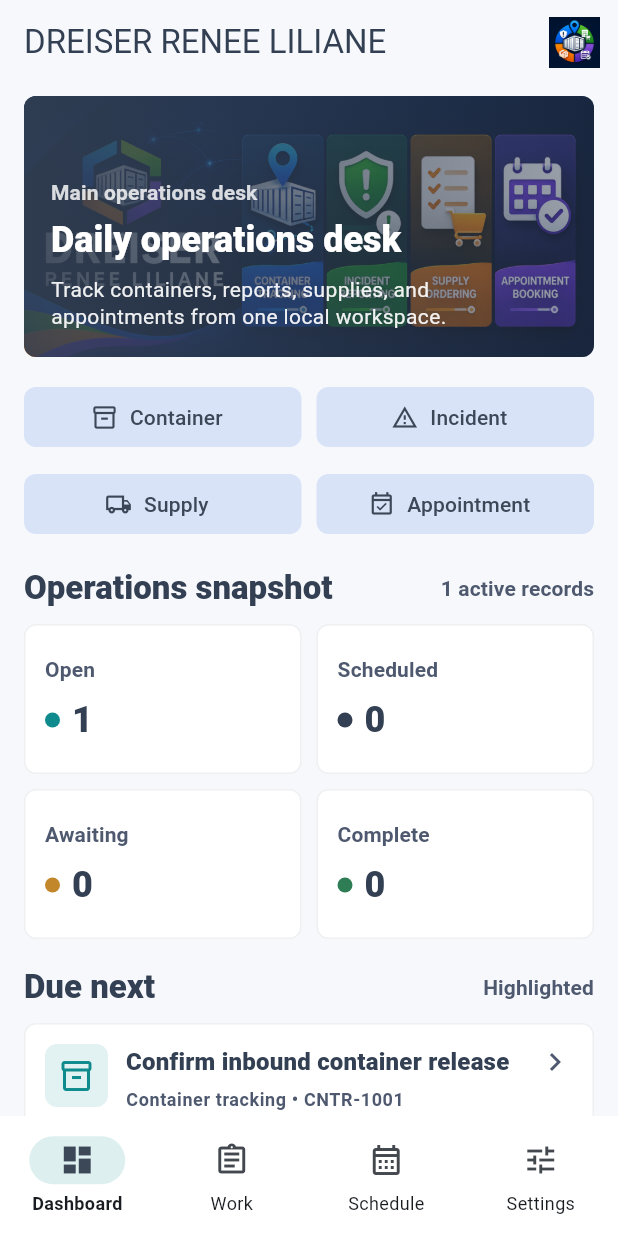
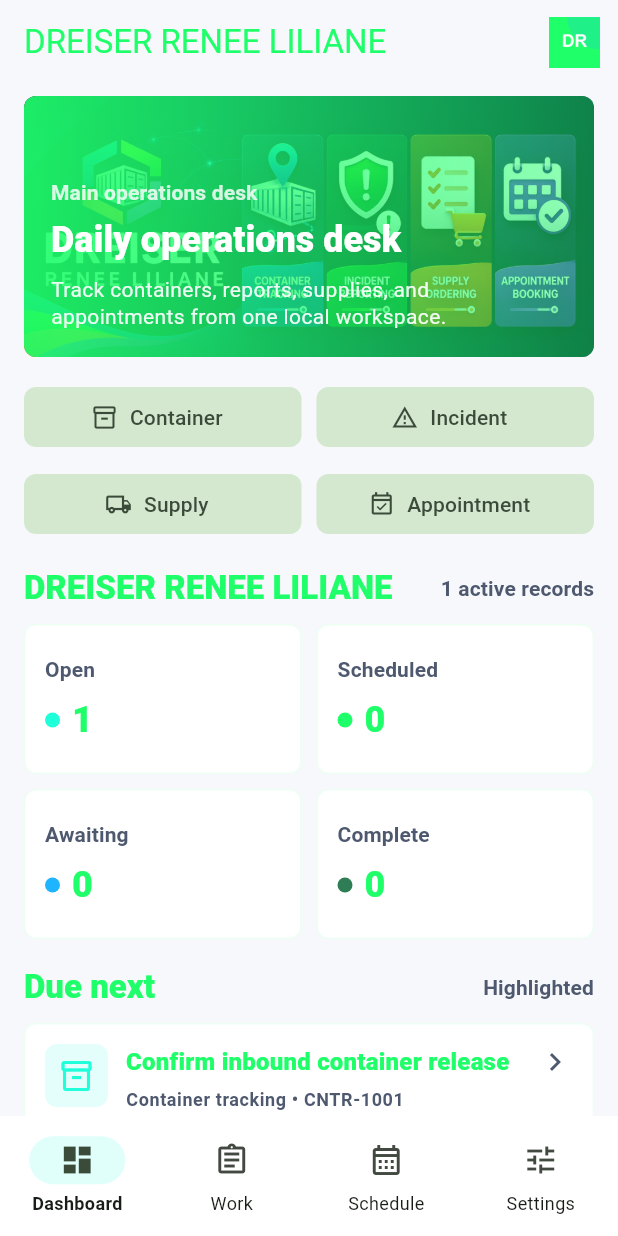
Before and after one commit to EOOrga/68d9d1091299230338db4bbd, a Flutter app: the screen it shows after launch, on a phone screen of 412 x 824 dp. Run offline on Flutter 3.47's test engine with Material 3 defaults, Android fonts, the phone set to English and light mode, and no system bars; our stand-ins replace shared_preferences.

Commit message:
Create Flutter variant com.doudeser.dreiser_ops

```diff
--- a/lib/main.dart
+++ b/lib/main.dart
@@ -9,10 +9,10 @@
 const supportEmail = 'support@dreiser-renee-liliane.com';
 const _screenshotMode = bool.fromEnvironment('SCREENSHOT_MODE');
 
-const _ink = Color(0xFF334053);
+const _ink = Color(0xFF1FFF6A);
 const _steel = Color(0xFF4E596F);
-const _teal = Color(0xFF0F8B8D);
-const _amber = Color(0xFFC2872B);
+const _teal = Color(0xFF1FFFDA);
+const _amber = Color(0xFF1FB4FF);
 const _paper = Color(0xFFF6F8FB);
 const _mist = Color(0xFFE7EDF3);
 
@@ -587,7 +587,7 @@
         ),
         const SizedBox(height: 18),
         _SectionHeader(
-          title: 'Operations snapshot',
+          title: 'DREISER RENEE LILIANE',
           actionLabel: '${state.items.length} active records',
         ),
         const SizedBox(height: 10),
--- a/pubspec.yaml
+++ b/pubspec.yaml
@@ -21,6 +21,8 @@
   android: true
   ios: false
   image_path: "docs/icon.png"
+  adaptive_icon_foreground: docs/icon.png
+  adaptive_icon_background: "#1FB4FF"
   min_sdk_android: 23
 
 flutter:
```
Also changed, not shown: docs/icon.png, 11 other files.
